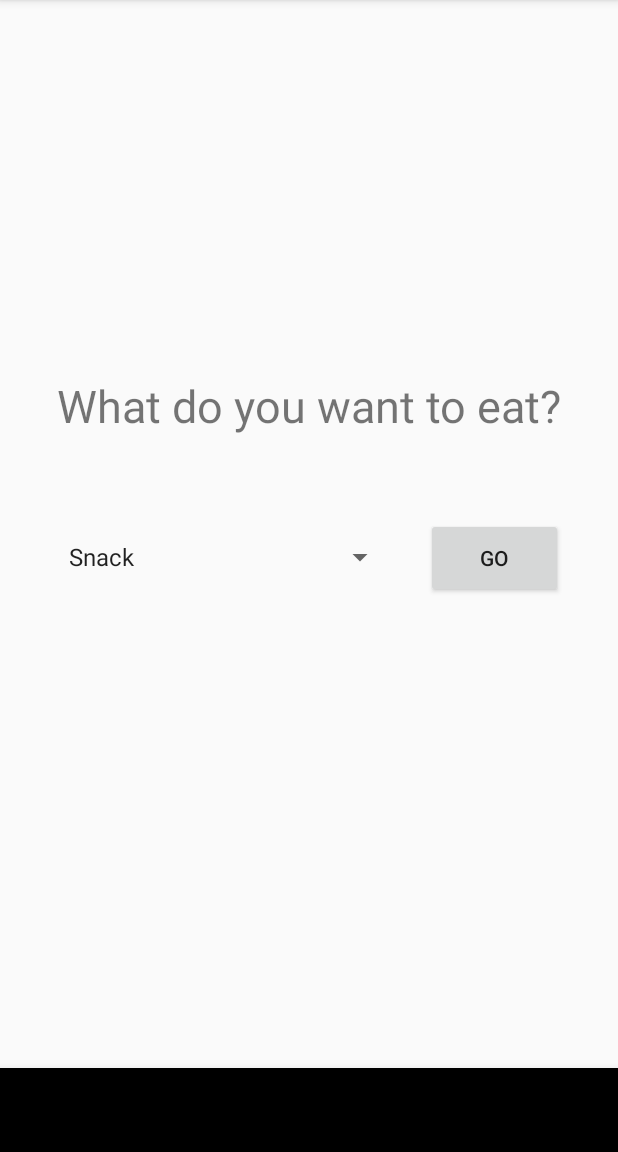
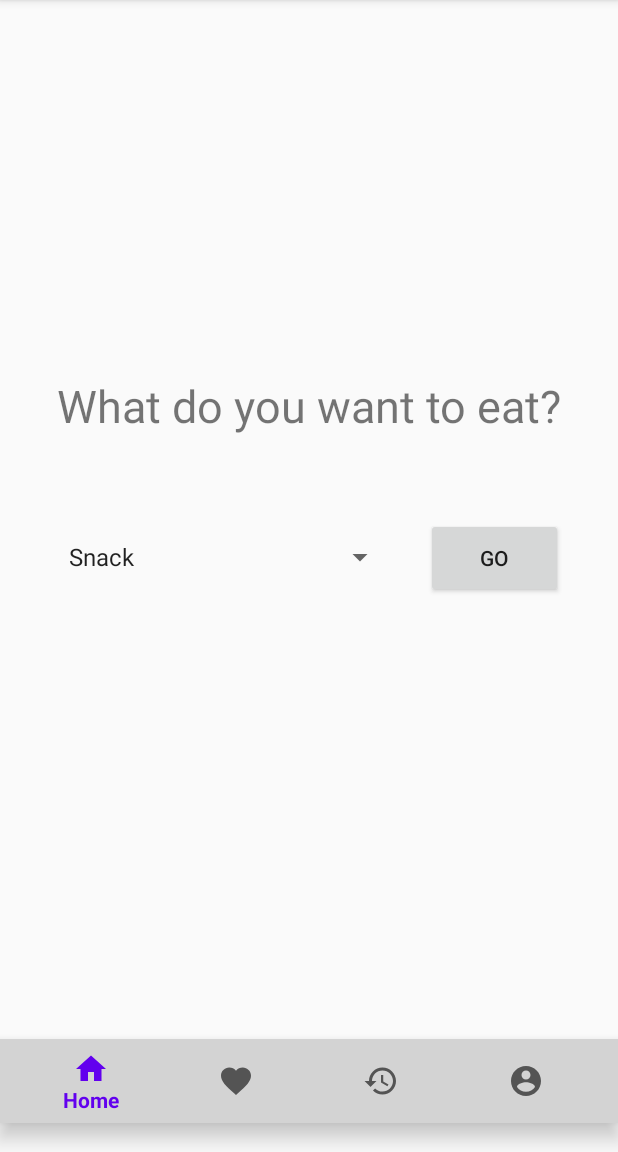
Before and after one commit to pix3lat0r/CPS731Project, an Android app: the MainActivity screen opened directly, with no data from a screen before it, on a phone screen of 412 x 824 dp, the part 84-1236 px from its top. Run offline under Robolectric (Android 15) with nearby library versions, the phone set to English and light mode, and no system bars; our stand-ins replace Firebase (no records; nobody signed in at launch, a user with empty details on screens opened directly).

Commit message:
created some layouts

```diff
--- a/app/build.gradle
+++ b/app/build.gradle
@@ -30,8 +30,8 @@ dependencies {
     implementation 'androidx.constraintlayout:constraintlayout:2.0.4'
     implementation 'com.google.firebase:firebase-auth:20.0.1'
     implementation 'com.google.android.material:material:1.2.1'
-    implementation 'androidx.navigation:navigation-fragment:2.2.2'
-    implementation 'androidx.navigation:navigation-ui:2.2.2'
+    implementation 'androidx.navigation:navigation-fragment:2.3.1'
+    implementation 'androidx.navigation:navigation-ui:2.3.1'
     implementation 'androidx.legacy:legacy-support-v4:1.0.0'
     implementation 'androidx.recyclerview:recyclerview:1.1.0'
     testImplementation 'junit:junit:4.12'
--- a/app/src/main/java/com/example/cps731project/MainActivity.java
+++ b/app/src/main/java/com/example/cps731project/MainActivity.java
@@ -1,48 +1,79 @@
 package com.example.cps731project;
-
-import androidx.annotation.NonNull;
-import androidx.appcompat.app.AppCompatActivity;
 
 import android.content.Intent;
 import android.os.Bundle;
 import android.util.Log;
+import android.view.MenuItem;
 import android.view.View;
 import android.widget.Button;
-import android.widget.EditText;
 import android.widget.Spinner;
 import android.widget.Toast;
 
 import com.google.android.gms.tasks.OnFailureListener;
 import com.google.android.gms.tasks.OnSuccessListener;
-import com.google.firebase.auth.FirebaseAuth;
-import com.google.firebase.auth.FirebaseUser;
+import com.google.android.material.bottomnavigation.BottomNavigationView;
 import com.google.firebase.firestore.DocumentReference;
 import com.google.firebase.firestore.FirebaseFirestore;
 
 import java.util.HashMap;
 import java.util.Map;
 
+import androidx.annotation.NonNull;
+import androidx.appcompat.app.AppCompatActivity;
+
 public class MainActivity extends AppCompatActivity {
 
     FirebaseFirestore db = FirebaseFirestore.getInstance();
     private static final String TAG = "MainActivity";
     private static final String KEY_TITLE = "mealType";
-
     private Spinner mealType;
-    private Button goBtn;
-
-    //FirebaseUser user = FirebaseAuth.getInstance().getCurrentUser();
 
     @Override
     protected void onCreate(Bundle savedInstanceState) {
         super.onCreate(savedInstanceState);
         setContentView(R.layout.activity_main);
 
+        BottomNavigationView bottomNavigationView = findViewById(R.id.bottomNav);
+        bottomNavigationView.setOnNavigationItemSelectedListener(new BottomNavigationView
+                .OnNavigationItemSelectedListener() {
+
+            @Override
+            public boolean onNavigationItemSelected(@NonNull final MenuItem item) {
+                int id = item.getItemId();
+
+                //noinspection SimplifiableIfStatement
+
+                if (id == R.id.mainActivity) {
+
+                    Intent navHome = new Intent(MainActivity.this, MainActivity.class);
+                    MainActivity.this.startActivity(navHome);
+                    return true;
+                }
+
+                if (id == R.id.viewFavourites) {
+                    Toast.makeText(MainActivity.this, "Favs has been clicked", Toast.LENGTH_LONG).show();
+                    return true;
+                }
+
+                if (id == R.id.viewHistory) {
+                    Toast.makeText(MainActivity.this, "History has been clicked", Toast.LENGTH_LONG).show();
+                    return true;
+                }
+
+                if (id == R.id.viewAccount) {
+                    Intent navLog = new Intent(MainActivity.this, ViewAccount.class);
+                    MainActivity.this.startActivity(navLog);
+                    return true;
+                }
+                return false;
+
+            }
+        });
         mealType = findViewById(R.id.mealType);
 
         final String id = UserID.user_id;
 
-        goBtn = findViewById(R.id.btnGo);
+        Button goBtn = findViewById(R.id.btnGo);
         goBtn.setOnClickListener(new View.OnClickListener() {
             @Override
             public void onClick(View v) {
--- /dev/null
+++ b/app/src/main/res/drawable/ic_account.xml
@@ -0,0 +1,12 @@
+<vector xmlns:android="http://schemas.android.com/apk/res/android"
+    xmlns:tools="http://schemas.android.com/tools"
+    android:width="24dp"
+    android:height="24dp"
+    android:viewportWidth="24"
+    android:viewportHeight="24"
+    android:tint="?attr/colorControlNormal"
+    tools:ignore="VectorRaster">
+  <path
+      android:fillColor="@android:color/white"
+      android:pathData="M12,2C6.48,2 2,6.48 2,12s4.48,10 10,10 10,-4.48 10,-10S17.52,2 12,2zM12,5c1.66,0 3,1.34 3,3s-1.34,3 -3,3 -3,-1.34 -3,-3 1.34,-3 3,-3zM12,19.2c-2.5,0 -4.71,-1.28 -6,-3.22 0.03,-1.99 4,-3.08 6,-3.08 1.99,0 5.97,1.09 6,3.08 -1.29,1.94 -3.5,3.22 -6,3.22z"/>
+</vector>
--- /dev/null
+++ b/app/src/main/res/drawable/ic_favorite.xml
@@ -0,0 +1,13 @@
+<vector xmlns:android="http://schemas.android.com/apk/res/android"
+    xmlns:tools="http://schemas.android.com/tools"
+    android:width="24dp"
+    android:height="24dp"
+    android:viewportWidth="24"
+    android:viewportHeight="24"
+    android:tint="?attr/colorControlNormal"
+    tools:ignore="VectorRaster">
+  <path
+      android:fillColor="@android:color/white"
+      android:pathData="M12,21.35l-1.45,-1.32C5.4,15.36 2,12.28 2,8.5 2,5.42 4.42,3 7.5,3c1.74,0 3.41,0.81 4.5,2.09C13.09,3.81 14.76,3 16.5,3 19.58,3 22,5.42 22,8.5c0,3.78 -3.4,6.86 -8.55,11.54L12,21.35z"
+      tools:ignore="VectorRaster" />
+</vector>
--- /dev/null
+++ b/app/src/main/res/drawable/ic_history.xml
@@ -0,0 +1,13 @@
+<vector xmlns:android="http://schemas.android.com/apk/res/android"
+    xmlns:tools="http://schemas.android.com/tools"
+    android:width="24dp"
+    android:height="24dp"
+    android:viewportWidth="24"
+    android:viewportHeight="24"
+    android:tint="?attr/colorControlNormal"
+    tools:ignore="VectorRaster">
+  <path
+      android:fillColor="@android:color/white"
+      android:pathData="M13,3c-4.97,0 -9,4.03 -9,9L1,12l3.89,3.89 0.07,0.14L9,12L6,12c0,-3.87 3.13,-7 7,-7s7,3.13 7,7 -3.13,7 -7,7c-1.93,0 -3.68,-0.79 -4.94,-2.06l-1.42,1.42C8.27,19.99 10.51,21 13,21c4.97,0 9,-4.03 9,-9s-4.03,-9 -9,-9zM12,8v5l4.28,2.54 0.72,-1.21 -3.5,-2.08L13.5,8L12,8z"
+      tools:ignore="VectorRaster" />
+</vector>
--- /dev/null
+++ b/app/src/main/res/drawable/ic_home.xml
@@ -0,0 +1,13 @@
+<vector xmlns:android="http://schemas.android.com/apk/res/android"
+    xmlns:tools="http://schemas.android.com/tools"
+    android:width="24dp"
+    android:height="24dp"
+    android:viewportWidth="24"
+    android:viewportHeight="24"
+    android:tint="?attr/colorControlNormal"
+    tools:ignore="VectorRaster">
+  <path
+      android:fillColor="@android:color/white"
+      android:pathData="M10,20v-6h4v6h5v-8h3L12,3 2,12h3v8z"
+      tools:ignore="VectorRaster" />
+</vector>
--- a/app/src/main/res/layout/activity_main.xml
+++ b/app/src/main/res/layout/activity_main.xml
@@ -3,7 +3,8 @@
     xmlns:android="http://schemas.android.com/apk/res/android"
     xmlns:app="http://schemas.android.com/apk/res-auto"
     android:layout_width="match_parent"
-    android:layout_height="match_parent">
+    android:layout_height="match_parent"
+    android:id="@+id/mainActivity">
 
     <TextView
         android:id="@+id/whatToEat"
@@ -51,24 +52,16 @@
         app:layout_constraintTop_toBottomOf="@+id/whatToEat" />
 
     <com.google.android.material.bottomnavigation.BottomNavigationView
+        android:id="@+id/bottomNav"
         android:layout_width="match_parent"
         android:layout_height="wrap_content"
-        app:layout_constraintBottom_toBottomOf="parent"
-        app:layout_constraintEnd_toEndOf="parent"
-        app:layout_constraintStart_toStartOf="parent">
-
-    </com.google.android.material.bottomnavigation.BottomNavigationView>
-
-    <androidx.fragment.app.FragmentContainerView
-        android:id="@+id/fragment"
-        android:name="androidx.navigation.fragment.NavHostFragment"
-        android:layout_width="match_parent"
-        android:layout_height="match_parent"
-        app:defaultNavHost="true"
+        android:layout_marginTop="274dp"
+        android:background="#d3d3d3"
         app:layout_constraintBottom_toBottomOf="parent"
         app:layout_constraintEnd_toEndOf="parent"
         app:layout_constraintStart_toStartOf="parent"
-        app:layout_constraintTop_toTopOf="parent"
-        app:navGraph="@navigation/my_nav" />
+        app:layout_constraintTop_toBottomOf="@+id/btnGo"
+        app:menu="@menu/bottom_nav" />
+
 
 </androidx.constraintlayout.widget.ConstraintLayout>
--- a/app/src/main/res/layout/activity_view_account.xml
+++ b/app/src/main/res/layout/activity_view_account.xml
@@ -65,5 +65,4 @@
         app:layout_constraintStart_toStartOf="parent"
         app:layout_constraintTop_toBottomOf="@+id/btnLogout"
         app:layout_constraintVertical_bias="0.076" />
-
 </androidx.constraintlayout.widget.ConstraintLayout>
--- /dev/null
+++ b/app/src/main/res/menu/bottom_nav.xml
@@ -0,0 +1,21 @@
+<?xml version="1.0" encoding="utf-8"?>
+<menu xmlns:android="http://schemas.android.com/apk/res/android">
+
+    <item
+        android:id="@+id/mainActivity"
+        android:title="@string/home"
+        android:icon="@drawable/ic_home" />
+
+    <item
+        android:id="@+id/viewFavourites"
+        android:title="@string/favourites"
+        android:icon="@drawable/ic_favorite" />
+    <item
+        android:id="@+id/viewHistory"
+        android:title="@string/history"
+        android:icon="@drawable/ic_history"/>
+    <item
+        android:id="@+id/viewAccount"
+        android:title="@string/account"
+        android:icon="@drawable/ic_account"/>
+</menu>
--- a/app/src/main/res/navigation/my_nav.xml
+++ /dev/null
@@ -1,23 +0,0 @@
-<?xml version="1.0" encoding="utf-8"?>
-<navigation xmlns:android="http://schemas.android.com/apk/res/android"
-    xmlns:app="http://schemas.android.com/apk/res-auto"
-    xmlns:tools="http://schemas.android.com/tools"
-    android:id="@+id/my_nav"
-    app:startDestination="@id/viewAccount">
-
-    <activity
-        android:id="@+id/viewAccount"
-        android:name="com.example.cps731project.ViewAccount"
-        android:label="activity_view_account"
-        tools:layout="@layout/activity_view_account" />
-    <fragment
-        android:id="@+id/viewFavourites"
-        android:name="com.example.cps731project.ViewFavourites"
-        android:label="fragment_view_favourites"
-        tools:layout="@layout/fragment_view_favourites" />
-    <fragment
-        android:id="@+id/viewHistory"
-        android:name="com.example.cps731project.viewHistory"
-        android:label="fragment_view_history"
-        tools:layout="@layout/fragment_view_history" />
-</navigation>
--- a/app/src/main/res/values/strings.xml
+++ b/app/src/main/res/values/strings.xml
@@ -14,6 +14,8 @@
     <string name="btnGo">GO</string>
     <string name="btnLogout">LOGOUT</string>
     <string name="btnDeleteAcc">DELETE ACCOUNT</string>
+    <string name="myAccount">My Account</string>
+    <string name="account">Account</string>
     <string name="txtName">Name</string>
     <string name="txtEmail">Email</string>
     <string name="txtRatings">Ratings</string>
@@ -23,6 +25,7 @@
     <string name="history">History</string>
     <string name="none2">No history yet</string>
     <string name="deleteAll2">DELETE ALL HISTORY</string>
+    <string name="home">Home</string>
     <string-array name="meals">
         <item>Snack</item>
         <item>Breakfast</item>
```
Also changed, not shown: app/src/main/java/com/example/cps731project/IngredientList.java (+1 -68 lines), app/src/main/java/com/example/cps731project/ViewAccount.java (+4 -41 lines), app/src/main/java/com/example/cps731project/ViewFavourites.java (+13 -55 lines), app/src/main/java/com/example/cps731project/viewHistory.java (+1 -61 lines), app/src/main/res/layout/activity_view_favs.xml (renamed from app/src/main/res/layout/fragment_view_favourites.xml, +22 -7 lines), app/src/main/res/layout/activity_view_history.xml (renamed from app/src/main/res/layout/fragment_view_history.xml, +17 -2 lines).
